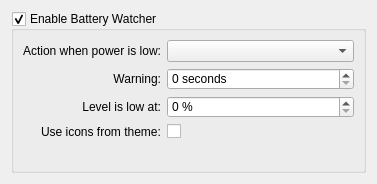
The window that config/batterywatchersettings.ui (lxqt/lxqt-powermanagement) describes before a commit, drawn with Qt 5.
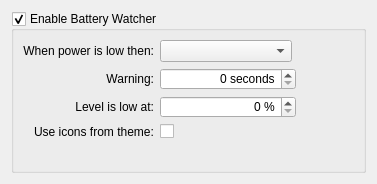
The same window after the commit.

Commit message: Minor adjustments to config ui's

```diff
--- a/config/batterywatchersettings.ui
+++ b/config/batterywatchersettings.ui
@@ -27,6 +27,12 @@
        <verstretch>0</verstretch>
       </sizepolicy>
      </property>
+     <property name="styleSheet">
+      <string notr="true">QSpinBox, QComboBox {
+	max-width: 130px;
+    min-width: 130px;
+}</string>
+     </property>
      <property name="title">
       <string>Enable Battery Watcher</string>
      </property>
@@ -40,16 +46,6 @@
       <property name="labelAlignment">
        <set>Qt::AlignRight|Qt::AlignTrailing|Qt::AlignVCenter</set>
       </property>
-      <item row="0" column="0">
-       <widget class="QLabel" name="actionLabel">
-        <property name="text">
-         <string>Action when power is low:</string>
-        </property>
-        <property name="alignment">
-         <set>Qt::AlignRight|Qt::AlignTrailing|Qt::AlignVCenter</set>
-        </property>
-       </widget>
-      </item>
       <item row="0" column="1">
        <widget class="QComboBox" name="actionComboBox"/>
       </item>
@@ -65,6 +61,9 @@
       </item>
       <item row="1" column="1">
        <widget class="QSpinBox" name="warningSpinBox">
+        <property name="alignment">
+         <set>Qt::AlignRight|Qt::AlignTrailing|Qt::AlignVCenter</set>
+        </property>
         <property name="suffix">
          <string> seconds</string>
         </property>
@@ -85,6 +84,9 @@
       </item>
       <item row="2" column="1">
        <widget class="QSpinBox" name="levelSpinBox">
+        <property name="alignment">
+         <set>Qt::AlignRight|Qt::AlignTrailing|Qt::AlignVCenter</set>
+        </property>
         <property name="suffix">
          <string> %</string>
         </property>
@@ -104,6 +106,16 @@
         </property>
        </widget>
       </item>
+      <item row="0" column="0">
+       <widget class="QLabel" name="actionLabel">
+        <property name="text">
+         <string>When power is low then:</string>
+        </property>
+        <property name="alignment">
+         <set>Qt::AlignRight|Qt::AlignTrailing|Qt::AlignVCenter</set>
+        </property>
+       </widget>
+      </item>
      </layout>
     </widget>
    </item>
```
The commit also changes 2 other files.
